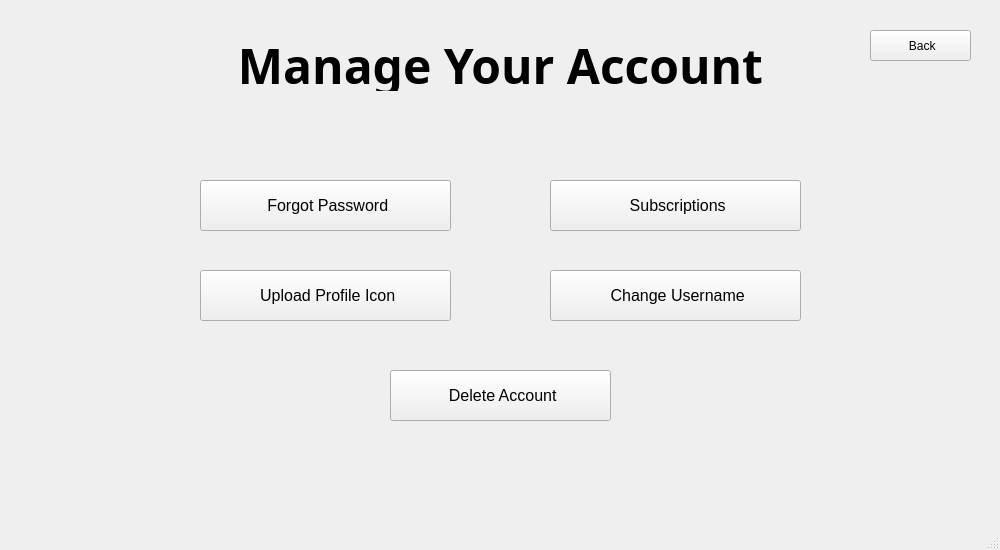
Before: the Qt Designer form Main/client/gui/ui/account_managment.ui in SuperName3102/Final-Project, drawn with Qt 5.
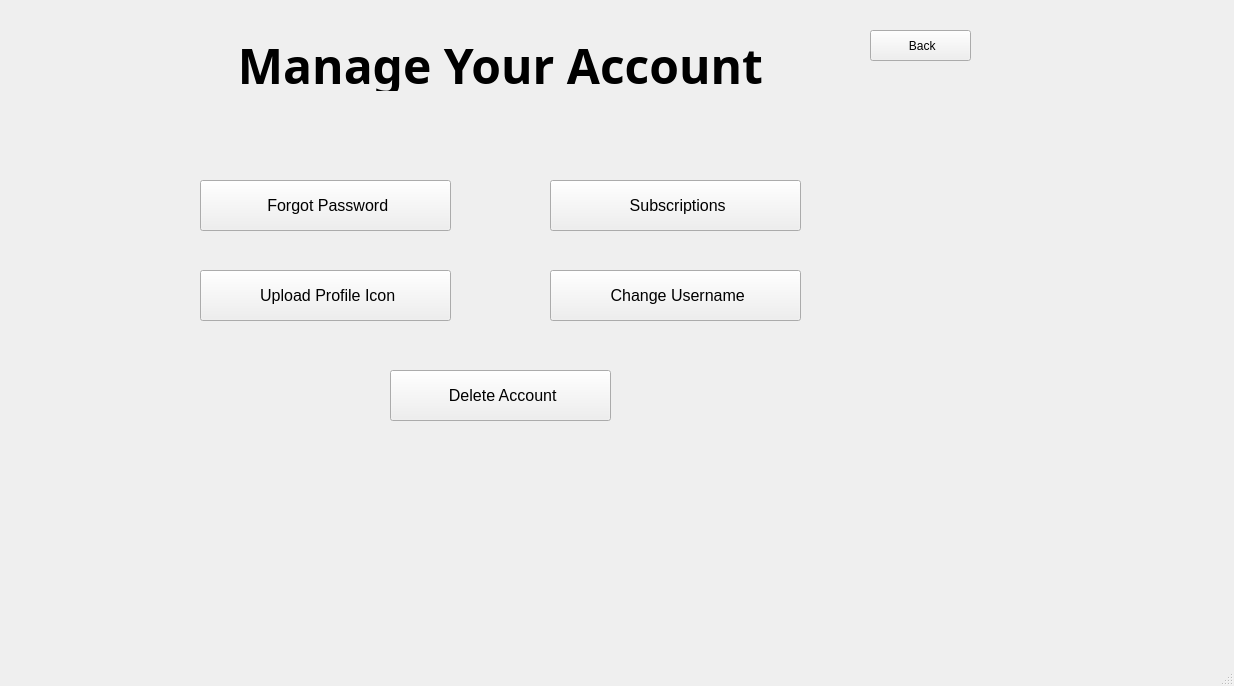
After: the same form once the commit is applied.

Diff of the .ui file:
```diff
--- a/Main/client/gui/ui/account_managment.ui
+++ b/Main/client/gui/ui/account_managment.ui
@@ -6,8 +6,8 @@
    <rect>
     <x>0</x>
     <y>0</y>
-    <width>1000</width>
-    <height>550</height>
+    <width>1234</width>
+    <height>686</height>
    </rect>
   </property>
   <property name="acceptDrops">
```
